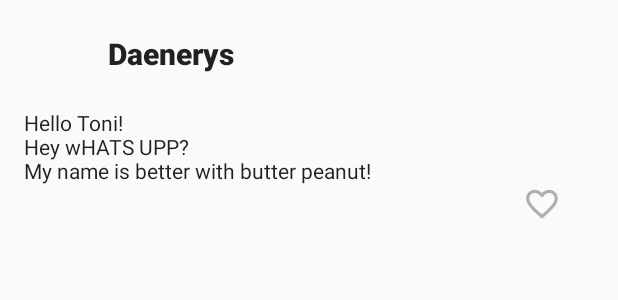
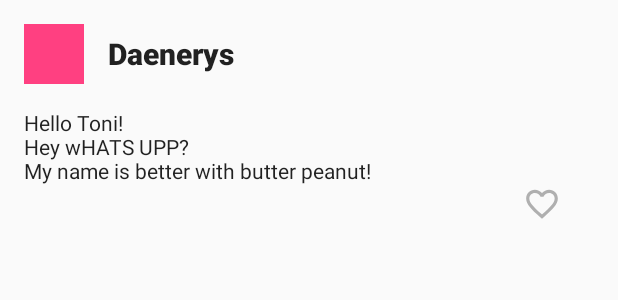
Before and after one commit to srgtrujillo/quotes, an Android app: the layout comment_cell.xml on its own in the app's theme, with its tools: preview values and no code run, on a phone screen of 412 x 824 dp. Shown: the top 300 px of the screen. Run offline under Robolectric (Android 15) with nearby library versions, the phone set to English and light mode, and no system bars.

Commit message:
added tools background in avatar

```diff
--- a/app/src/main/res/layout/comment_cell.xml
+++ b/app/src/main/res/layout/comment_cell.xml
@@ -17,7 +17,8 @@
                 android:layout_width="@dimen/avatar"
                 android:layout_height="@dimen/avatar"
                 android:layout_marginRight="@dimen/activity_horizontal_margin"
-                android:layout_marginEnd="@dimen/activity_horizontal_margin"/>
+                android:layout_marginEnd="@dimen/activity_horizontal_margin"
+                tools:background="@color/colorAccent"/>
 
         <TextView
                 android:id="@+id/user_name"
```
